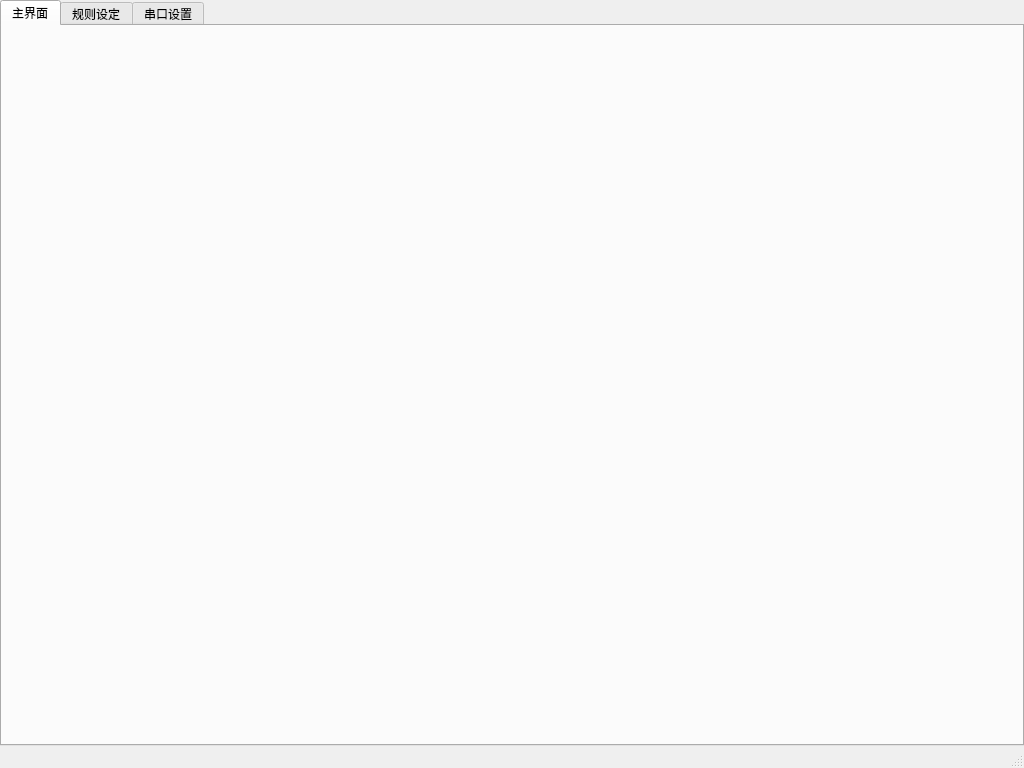
Old version of the form homepage/ui_mainwindow.ui in the repository TC-FW/Battery-Auto-Test-Tool.
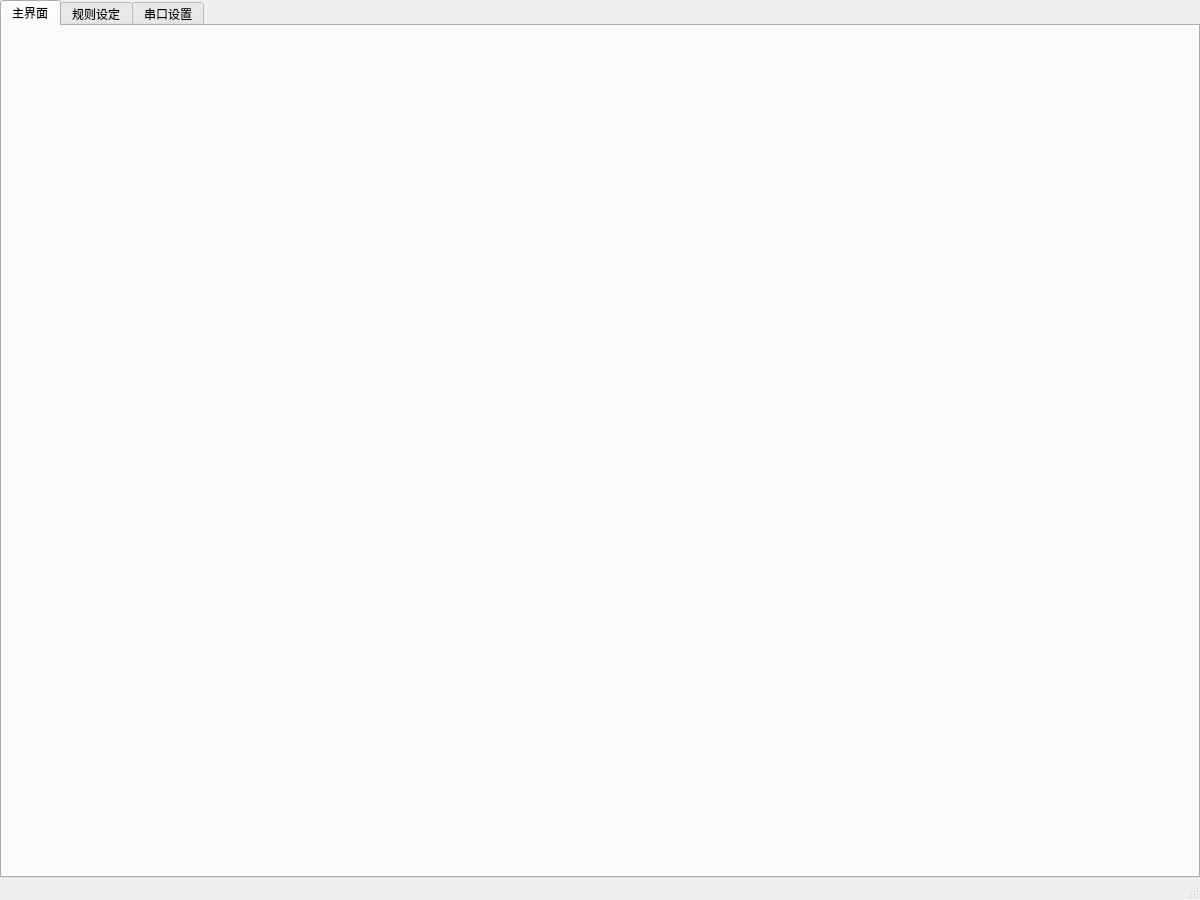
New version of the form.

```diff
--- a/homepage/ui_mainwindow.ui
+++ b/homepage/ui_mainwindow.ui
@@ -6,8 +6,8 @@
    <rect>
     <x>0</x>
     <y>0</y>
-    <width>1024</width>
-    <height>768</height>
+    <width>1200</width>
+    <height>900</height>
    </rect>
   </property>
   <property name="sizePolicy">
```
Left out of the diff: 2 changed lines with no effect on the pictures.
